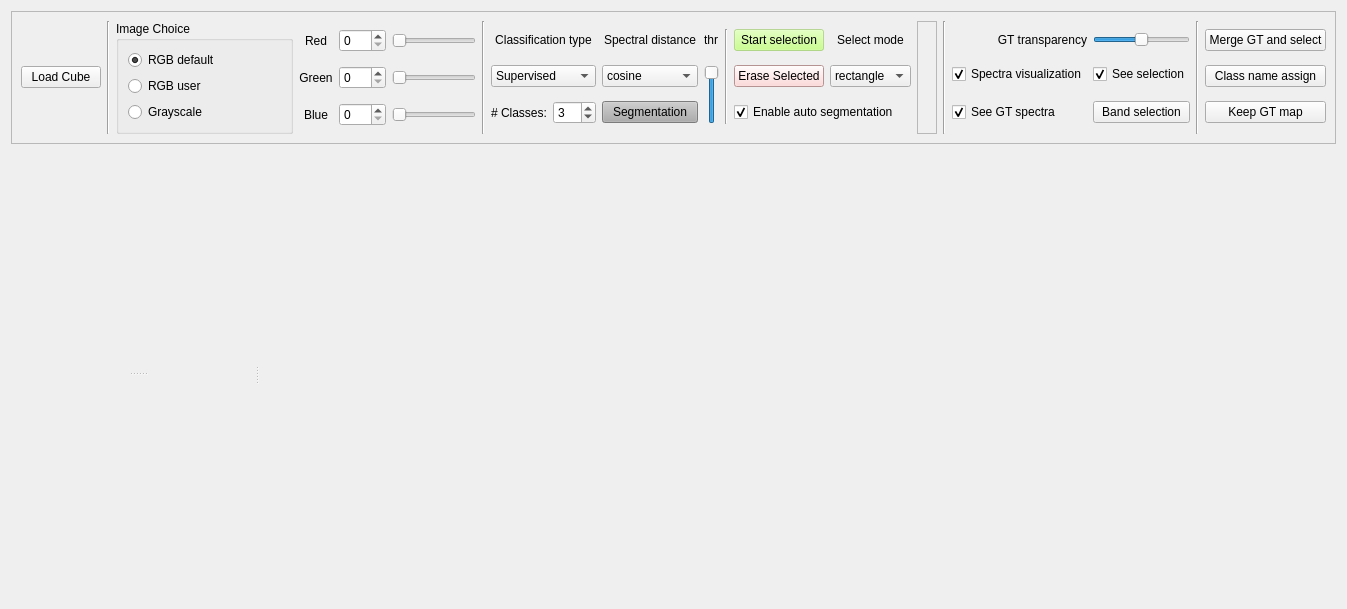
Above: ground_truth/ground_truth_window.ui from colorimgugr/HyperDocApp before the change. Below: the same form after it.
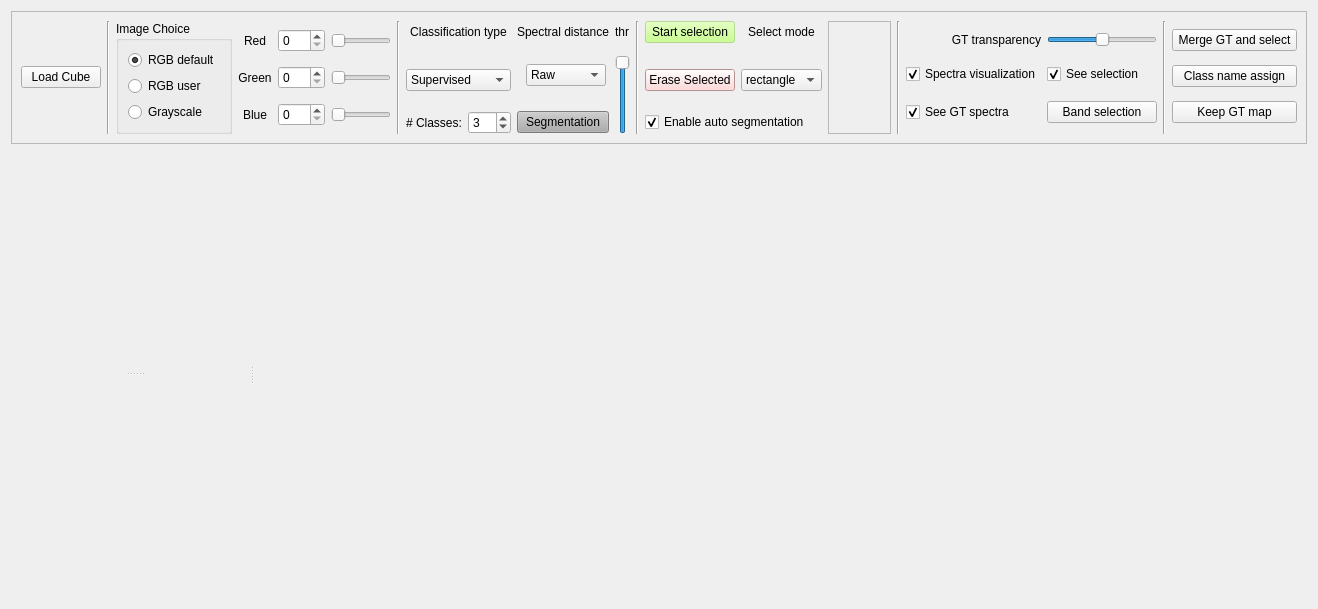
That is the form after the change.

```diff
--- a/ground_truth/ground_truth_window.ui
+++ b/ground_truth/ground_truth_window.ui
@@ -6,10 +6,16 @@
    <rect>
     <x>0</x>
     <y>0</y>
-    <width>1347</width>
+    <width>1318</width>
     <height>609</height>
    </rect>
   </property>
+  <property name="sizePolicy">
+   <sizepolicy hsizetype="Preferred" vsizetype="Fixed">
+    <horstretch>0</horstretch>
+    <verstretch>0</verstretch>
+   </sizepolicy>
+  </property>
   <layout class="QVBoxLayout" name="verticalLayout" stretch="1,6">
    <item>
     <widget class="QFrame" name="frame">
@@ -22,7 +28,7 @@
      <property name="frameShadow">
       <enum>QFrame::Raised</enum>
      </property>
-     <layout class="QHBoxLayout" name="horizontalLayout_2" stretch="0,0,4,4,1,0,0,1,4,0,2">
+     <layout class="QHBoxLayout" name="horizontalLayout_2" stretch="1,1,1,2,1,0,1,1,4,1,2">
       <item>
        <widget class="QPushButton" name="load_btn">
         <property name="text">
@@ -197,59 +203,7 @@
       </item>
       <item>
        <layout class="QGridLayout" name="gridLayout">
-        <item row="0" column="8">
-         <widget class="QLabel" name="label_selec_mode">
-          <property name="text">
-           <string>Select mode</string>
-          </property>
-          <property name="alignment">
-           <set>Qt::AlignCenter</set>
-          </property>
-         </widget>
-        </item>
-        <item row="1" column="8">
-         <widget class="QComboBox" name="comboBox_pixel_selection_mode">
-          <item>
-           <property name="text">
-            <string>rectangle</string>
-           </property>
-          </item>
-          <item>
-           <property name="text">
-            <string>ellipse</string>
-           </property>
-          </item>
-          <item>
-           <property name="text">
-            <string>pixel</string>
-           </property>
-          </item>
-         </widget>
-        </item>
-        <item row="2" column="3">
-         <widget class="QSpinBox" name="nclass_box">
-          <property name="minimum">
-           <number>2</number>
-          </property>
-          <property name="maximum">
-           <number>20</number>
-          </property>
-          <property name="value">
-           <number>3</number>
-          </property>
-         </widget>
-        </item>
-        <item row="0" column="2" colspan="2">
-         <widget class="QLabel" name="label_class_type">
-          <property name="text">
-           <string>Classification type</string>
-          </property>
-          <property name="alignment">
-           <set>Qt::AlignCenter</set>
-          </property>
-         </widget>
-        </item>
-        <item row="2" column="7" colspan="2">
+        <item row="3" column="7" colspan="2">
          <widget class="QCheckBox" name="checkBox_enable_segment">
           <property name="text">
            <string>Enable auto segmentation</string>
@@ -259,6 +213,26 @@
           </property>
          </widget>
         </item>
+        <item row="0" column="6" rowspan="4">
+         <widget class="Line" name="line_2">
+          <property name="lineWidth">
+           <number>1</number>
+          </property>
+          <property name="orientation">
+           <enum>Qt::Vertical</enum>
+          </property>
+         </widget>
+        </item>
+        <item row="0" column="4">
+         <widget class="QLabel" name="label_metric">
+          <property name="text">
+           <string>Spectral distance</string>
+          </property>
+          <property name="alignment">
+           <set>Qt::AlignCenter</set>
+          </property>
+         </widget>
+        </item>
         <item row="0" column="7">
          <widget class="QPushButton" name="pushButton_class_selection">
           <property name="enabled">
@@ -275,7 +249,7 @@
           </property>
          </widget>
         </item>
-        <item row="2" column="4">
+        <item row="3" column="4">
          <widget class="QPushButton" name="run_btn">
           <property name="styleSheet">
            <string notr="true">background-color: rgb(173, 173, 173);</string>
@@ -285,7 +259,7 @@
           </property>
          </widget>
         </item>
-        <item row="1" column="7">
+        <item row="2" column="7">
          <widget class="QPushButton" name="pushButton_erase_selected_pix">
           <property name="styleSheet">
            <string notr="true">background-color: rgb(255, 206, 206);</string>
@@ -298,58 +272,7 @@
           </property>
          </widget>
         </item>
-        <item row="1" column="4">
-         <widget class="QComboBox" name="comboBox_distance">
-          <item>
-           <property name="text">
-            <string>cosine</string>
-           </property>
-          </item>
-          <item>
-           <property name="text">
-            <string>sqeuclidean</string>
-           </property>
-          </item>
-          <item>
-           <property name="text">
-            <string>correlation</string>
-           </property>
-          </item>
-          <item>
-           <property name="text">
-            <string>canberra</string>
-           </property>
-          </item>
-         </widget>
-        </item>
-        <item row="0" column="4">
-         <widget class="QLabel" name="label_metric">
-          <property name="text">
-           <string>Spectral distance</string>
-          </property>
-          <property name="alignment">
-           <set>Qt::AlignCenter</set>
-          </property>
-         </widget>
-        </item>
-        <item row="2" column="2">
-         <widget class="QLabel" name="nclass_label">
-          <property name="text">
-           <string># Classes:</string>
-          </property>
-         </widget>
-        </item>
-        <item row="0" column="6" rowspan="3">
-         <widget class="Line" name="line_2">
-          <property name="lineWidth">
-           <number>1</number>
-          </property>
-          <property name="orientation">
-           <enum>Qt::Vertical</enum>
-          </property>
-         </widget>
-        </item>
-        <item row="1" column="2" colspan="2">
+        <item row="2" column="2" colspan="2">
          <widget class="QComboBox" name="comboBox_ClassifMode">
           <item>
            <property name="text">
@@ -363,7 +286,34 @@
           </item>
          </widget>
         </item>
-        <item row="1" column="5" rowspan="2">
+        <item row="0" column="2" colspan="2">
+         <widget class="QLabel" name="label_class_type">
+          <property name="text">
+           <string>Classification type</string>
+          </property>
+          <property name="alignment">
+           <set>Qt::AlignCenter</set>
+          </property>
+         </widget>
+        </item>
+        <item row="0" column="8">
+         <widget class="QLabel" name="label_selec_mode">
+          <property name="text">
+           <string>Select mode</string>
+          </property>
+          <property name="alignment">
+           <set>Qt::AlignCenter</set>
+          </property>
+         </widget>
+        </item>
+        <item row="3" column="2">
+         <widget class="QLabel" name="nclass_label">
+          <property name="text">
+           <string># Classes:</string>
+          </property>
+         </widget>
+        </item>
+        <item row="2" column="5" rowspan="2">
          <widget class="QSlider" name="slider_class_thr">
           <property name="minimum">
            <number>0</number>
@@ -382,6 +332,110 @@
           </property>
          </widget>
         </item>
+        <item row="2" column="4">
+         <layout class="QVBoxLayout" name="verticalLayout_4">
+          <item>
+           <widget class="QStackedWidget" name="stackedWidget">
+            <property name="currentIndex">
+             <number>1</number>
+            </property>
+            <widget class="QWidget" name="page_distance">
+             <widget class="QComboBox" name="comboBox_distance">
+              <property name="geometry">
+               <rect>
+                <x>9</x>
+                <y>9</y>
+                <width>80</width>
+                <height>22</height>
+               </rect>
+              </property>
+              <property name="sizePolicy">
+               <sizepolicy hsizetype="Expanding" vsizetype="Fixed">
+                <horstretch>0</horstretch>
+                <verstretch>0</verstretch>
+               </sizepolicy>
+              </property>
+              <item>
+               <property name="text">
+                <string>cosine</string>
+               </property>
+              </item>
+              <item>
+               <property name="text">
+                <string>sqeuclidean</string>
+               </property>
+              </item>
+              <item>
+               <property name="text">
+                <string>correlation</string>
+               </property>
+              </item>
+             </widget>
+            </widget>
+            <widget class="QWidget" name="page_normalized">
+             <widget class="QComboBox" name="comboBox_normalized">
+              <property name="geometry">
+               <rect>
+                <x>9</x>
+                <y>9</y>
+                <width>80</width>
+                <height>22</height>
+               </rect>
+              </property>
+              <property name="sizePolicy">
+               <sizepolicy hsizetype="Expanding" vsizetype="Fixed">
+                <horstretch>0</horstretch>
+                <verstretch>0</verstretch>
+               </sizepolicy>
+              </property>
+              <item>
+               <property name="text">
+                <string>Raw</string>
+               </property>
+              </item>
+              <item>
+               <property name="text">
+                <string>Normalize</string>
+               </property>
+              </item>
+             </widget>
+            </widget>
+           </widget>
+          </item>
+         </layout>
+        </item>
+        <item row="2" column="8">
+         <widget class="QComboBox" name="comboBox_pixel_selection_mode">
+          <item>
+           <property name="text">
+            <string>rectangle</string>
+           </property>
+          </item>
+          <item>
+           <property name="text">
+            <string>ellipse</string>
+           </property>
+          </item>
+          <item>
+           <property name="text">
+            <string>pixel</string>
+           </property>
+          </item>
+         </widget>
+        </item>
+        <item row="3" column="3">
+         <widget class="QSpinBox" name="nclass_box">
+          <property name="minimum">
+           <number>2</number>
+          </property>
+          <property name="maximum">
+           <number>20</number>
+          </property>
+          <property name="value">
+           <number>3</number>
+          </property>
+         </widget>
+        </item>
         <item row="0" column="5">
          <widget class="QLabel" name="label_thr">
           <property name="text">
```
